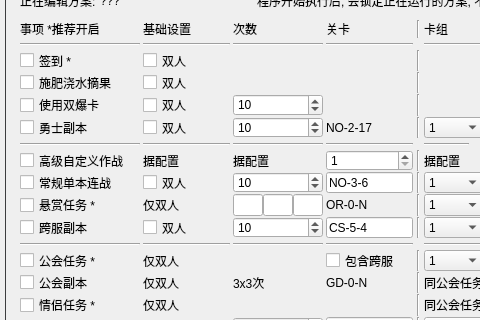
First picture: the form in resource/ui/FAA_3.0.ui, repository StareAbyss/FoodsVsMiceAutoAssistant, before the edit; both pictures show x 0 to 480 and y 108 to 428 of the 910 by 760 pixel window.
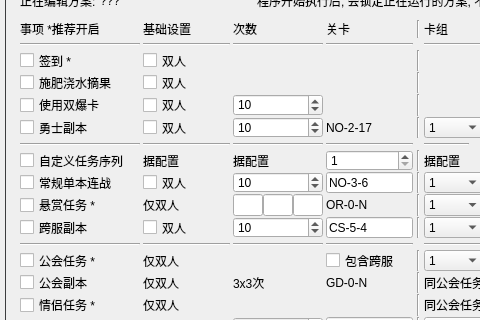
Second picture: the form after the edit. The open tabs and pages were chosen to show the change. Icons and pictures are not drawn. Custom widgets are drawn as their Qt base class.

Commit message: feat: 自定义任务序列. 支持自定义领取任务奖励功能.

Patch:
```diff
--- a/resource/ui/FAA_3.0.ui
+++ b/resource/ui/FAA_3.0.ui
@@ -7478,7 +7478,7 @@
 推荐您在对FAA有一定了解后再使用.</string>
                </property>
                <property name="text">
-                <string>高级自定义作战</string>
+                <string>自定义任务序列</string>
                </property>
               </widget>
              </item>
```
The commit also changes 2 other files.
